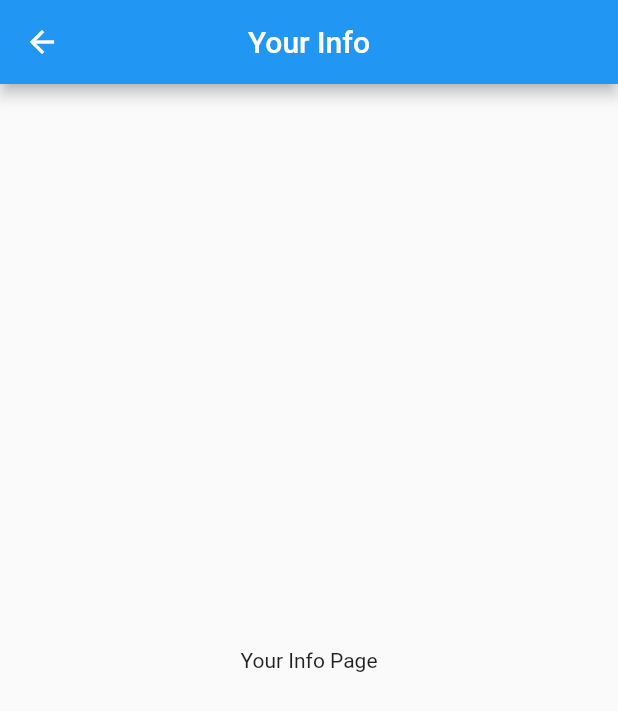
After one commit to AakashGohilNeoSoft/registration_app, a Flutter app: the YourInfoScreen screen opened by its route, on a phone screen of 412 x 824 dp. The commit adds this screen. Shown: the top 711 px of the screen. Run offline on Flutter 3.47's test engine with Material 2 defaults, Android fonts, the phone set to English and light mode, and no system bars.

Commit message:
Routes Added, YourInfo Screen Initialized

```diff
--- /dev/null
+++ b/lib/constants/routes_constants.dart
@@ -0,0 +1,4 @@
+class RouteConstants {
+  static const String registration = '/registration';
+  static const String yourInfo = '/yourInfo';
+}
--- a/lib/main.dart
+++ b/lib/main.dart
@@ -1,7 +1,7 @@
 import 'package:flutter/material.dart';
+import 'package:registration_app/constants/routes_constants.dart';
+import 'package:registration_app/utils/routes.dart';
 import 'constants/string_constants.dart';
-
-import 'modules/registration/registration_screen.dart';
 
 void main() {
   runApp(const MyApp());
@@ -17,8 +17,9 @@ class MyApp extends StatelessWidget {
       theme: ThemeData(
         primarySwatch: Colors.blue,
       ),
-      home: const RegistrationScreen(),
       debugShowCheckedModeBanner: false,
+      onGenerateRoute: Routes.onGenerateRoute,
+      initialRoute: RouteConstants.registration,
     );
   }
 }
--- a/lib/modules/registration/registration_screen.dart
+++ b/lib/modules/registration/registration_screen.dart
@@ -1,4 +1,5 @@
 import 'package:flutter/material.dart';
+import 'package:registration_app/constants/routes_constants.dart';
 import '../../common_widgets/base_button.dart';
 import '../../common_widgets/base_text_field.dart';
 import '../../common_widgets/horizontal_sizedbox.dart';
@@ -147,6 +148,7 @@ class _RegistrationScreenState extends State<RegistrationScreen> {
                     textEditingController: confirmPasswordController,
                     prefixIcon: Icons.lock,
                     lable: StringConstants.confirmPassword,
+                    wantObscureText: true,
                     validatorFunction: validateConfirmPassword,
                   ),
                   const VerticalSizedBox(),
@@ -154,7 +156,7 @@ class _RegistrationScreenState extends State<RegistrationScreen> {
                     buttonText: StringConstants.next,
                     onPressed: () {
                       if (_formGlobalKey.currentState!.validate()) {
-                        print('Validated');
+                        Navigator.pushNamed(context, RouteConstants.yourInfo);
                       }
                     },
                   )
--- /dev/null
+++ b/lib/modules/your_info/your_info_screen.dart
@@ -0,0 +1,20 @@
+import 'package:flutter/material.dart';
+
+class YourInfoScreen extends StatelessWidget {
+  const YourInfoScreen({Key? key}) : super(key: key);
+
+  @override
+  Widget build(BuildContext context) {
+    return Scaffold(
+      appBar: AppBar(
+        centerTitle: true,
+        title: const Text(
+          "Your Info",
+        ),
+      ),
+      body: const Center(
+        child: Text('Your Info Page'),
+      ),
+    );
+  }
+}
--- /dev/null
+++ b/lib/utils/routes.dart
@@ -0,0 +1,22 @@
+import 'package:flutter/material.dart';
+import 'package:registration_app/constants/routes_constants.dart';
+import 'package:registration_app/modules/registration/registration_screen.dart';
+import 'package:registration_app/modules/your_info/your_info_screen.dart';
+
+class Routes {
+  static Route? onGenerateRoute(RouteSettings settings) {
+    switch (settings.name) {
+      case RouteConstants.registration:
+        return MaterialPageRoute(
+          builder: (context) => const RegistrationScreen(),
+        );
+      case RouteConstants.yourInfo:
+        return MaterialPageRoute(
+          builder: (context) => const YourInfoScreen(),
+        );
+
+      default:
+        return null;
+    }
+  }
+}
```
